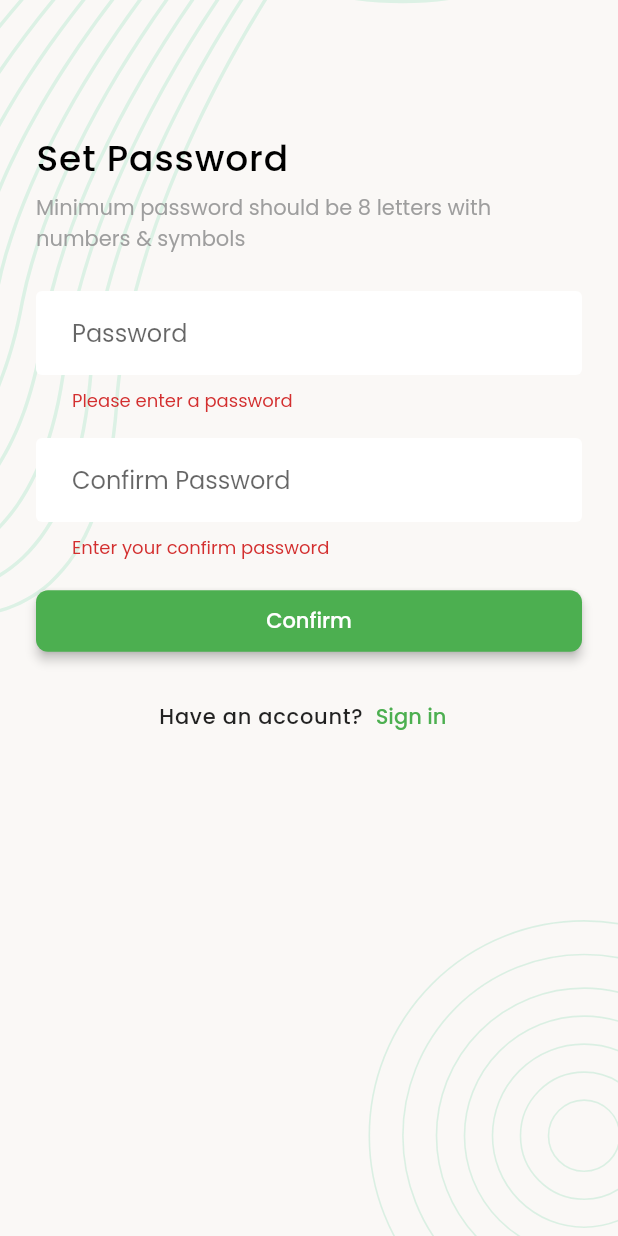
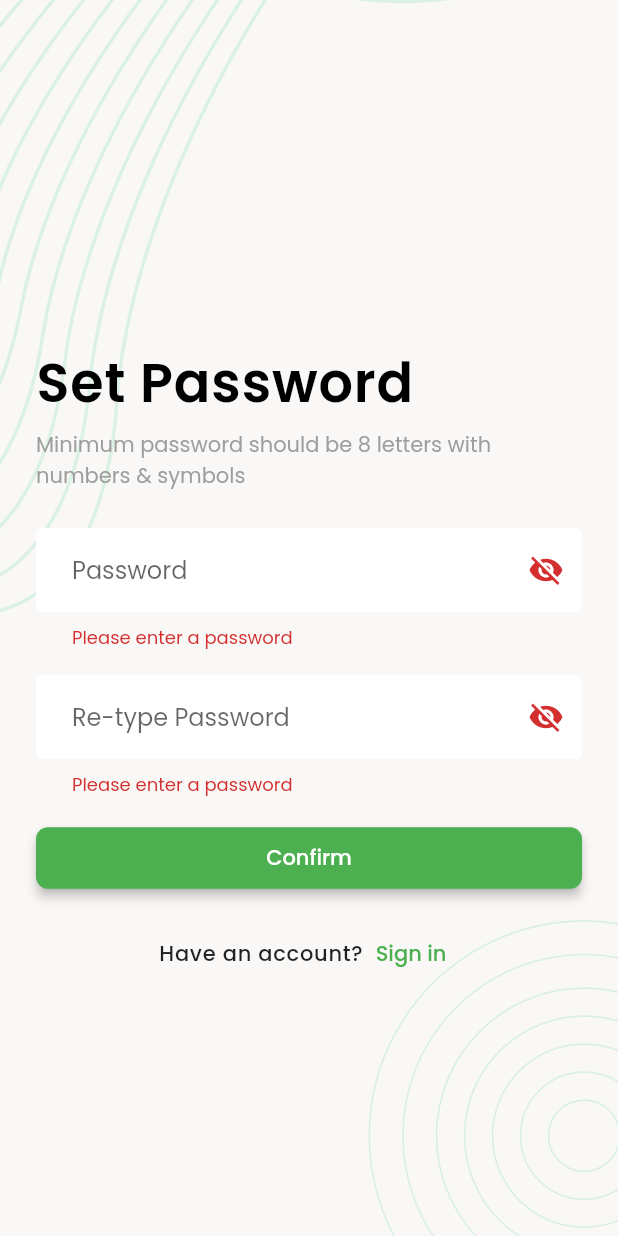
Before and after one commit to musfique113/TaskTracker, a Flutter app: the ResetPasswordScreen screen opened directly with empty values, after a tap on "Confirm", on a phone screen of 412 x 824 dp. Run offline on Flutter 3.47's test engine with Material 2 defaults, Android fonts, the phone set to English and light mode, and no system bars; our stand-ins replace cached_network_image, curved_navigation_bar, flutter_form_builder, flutter_svg, image_picker and 2 more; missing offline and left inert: dart:ffi; accounts and stored records are empty.

Commit message:
updaed the UI

```diff
--- a/lib/ui/presentation/screens/auth/otp_verification_screen.dart
+++ b/lib/ui/presentation/screens/auth/otp_verification_screen.dart
@@ -6,7 +6,7 @@ import 'package:taskmanager_ostad/data/models/network_response.dart';
 import 'package:taskmanager_ostad/data/services/network_caller.dart';
 import 'package:taskmanager_ostad/data/utils/urls.dart';
 import 'package:taskmanager_ostad/ui/presentation/screens/auth/sign_in_screen.dart';
-import 'package:taskmanager_ostad/ui/presentation/screens/auth/rest_password_screen.dart';
+import 'package:taskmanager_ostad/ui/presentation/screens/auth/set_password_screen.dart';
 import 'package:taskmanager_ostad/ui/presentation/widgets/screen_background.dart';
 
 
@@ -105,6 +105,7 @@ class _OtpVerificationScreenState extends State<OtpVerificationScreen> {
   Widget build(BuildContext context) {
     return Scaffold(
       body: ScreenBackground(
+        child: Center(
           child: SingleChildScrollView(
             child: SafeArea(
               child: Padding(
@@ -116,7 +117,7 @@ class _OtpVerificationScreenState extends State<OtpVerificationScreen> {
                       height: 64,
                     ),
                     Text(
-                    'PIN Verification',
+                      'OTP Verification',
                       style: Theme.of(context).textTheme.titleLarge,
                     ),
                     const SizedBox(
@@ -221,6 +222,7 @@ class _OtpVerificationScreenState extends State<OtpVerificationScreen> {
             ),
           ),
         ),
+      ),
     );
   }
 }
--- a/lib/ui/presentation/screens/auth/rest_password_screen.dart
+++ /dev/null
@@ -1,174 +0,0 @@
-import 'package:flutter/material.dart';
-import 'package:taskmanager_ostad/data/models/network_response.dart';
-import 'package:taskmanager_ostad/data/services/network_caller.dart';
-import 'package:taskmanager_ostad/data/utils/urls.dart';
-import 'package:taskmanager_ostad/ui/presentation/screens/auth/otp_verification_screen.dart';
-import 'package:taskmanager_ostad/ui/presentation/screens/auth/sign_in_screen.dart';
-import 'package:taskmanager_ostad/ui/presentation/widgets/screen_background.dart';
-import 'package:taskmanager_ostad/ui/ui_components/form_validator.dart';
-
-
-class ResetPasswordScreen extends StatefulWidget {
-  final String email, otp;
-
-  const ResetPasswordScreen({Key? key, required this.email, required this.otp})
-      : super(key: key);
-
-  @override
-  State<ResetPasswordScreen> createState() => _ResetPasswordScreenState();
-}
-
-class _ResetPasswordScreenState extends State<ResetPasswordScreen> {
-  final TextEditingController _passwordTEController = TextEditingController();
-  final TextEditingController _confirmPasswordTEController =
-  TextEditingController();
-  bool _setPasswordInProgress = false;
-  final GlobalKey<FormState> _formKey = GlobalKey<FormState>();
-
-  Future<void> resetPassword() async {
-    _setPasswordInProgress = true;
-    if (mounted) {
-      setState(() {});
-    }
-
-    final Map<String, dynamic> requestBody = {
-      "email": widget.email,
-      "OTP": widget.otp,
-      "password": _passwordTEController.text
-    };
-
-    final NetworkResponse response =
-    await NetworkCaller().postRequest(Urls.resetPassword, requestBody);
-    _setPasswordInProgress = false;
-    if (mounted) {
-      setState(() {});
-    }
-    if (response.isSuccess) {
-      if (mounted) {
-        ScaffoldMessenger.of(context).showSnackBar(
-            const SnackBar(content: Text('Password reset successful!')));
-        Navigator.pushAndRemoveUntil(
-            context,
-            MaterialPageRoute(builder: (context) => const LoginScreen()),
-                (route) => false);
-      }
-    } else {
-      if (mounted) {
-        ScaffoldMessenger.of(context).showSnackBar(
-            const SnackBar(content: Text('Reset password has been failed!')));
-      }
-    }
-  }
-
-  @override
-  Widget build(BuildContext context) {
-    return Scaffold(
-      body: ScreenBackground(
-        child: SingleChildScrollView(
-          child: SafeArea(
-            child: Padding(
-              padding: const EdgeInsets.all(24.0),
-              child: Form(
-                key: _formKey,
-                child: Column(
-                  crossAxisAlignment: CrossAxisAlignment.start,
-                  children: [
-                    const SizedBox(
-                      height: 64,
-                    ),
-                    Text(
-                      'Set Password',
-                      style: Theme.of(context).textTheme.titleLarge,
-                    ),
-                    const SizedBox(
-                      height: 4,
-                    ),
-                    Text(
-                      'Minimum password should be 8 letters with numbers & symbols',
-                      style: Theme.of(context).textTheme.bodyMedium?.copyWith(
-                        color: Colors.grey,
-                      ),
-                    ),
-                    const SizedBox(
-                      height: 24,
-                    ),
-                    TextFormField(
-                      controller: _passwordTEController,
-                      keyboardType: TextInputType.emailAddress,
-                      decoration: const InputDecoration(
-                        hintText: 'Password',
-                      ),
-                      validator: FormValidator.validPasswordSignUp,
-                    ),
-                    const SizedBox(
-                      height: 16,
-                    ),
-                    TextFormField(
-                      controller: _confirmPasswordTEController,
-                      keyboardType: TextInputType.emailAddress,
-                      decoration: const InputDecoration(
-                        hintText: 'Confirm Password',
-                      ),
-                      validator: (String? value) {
-                        if (value?.isEmpty ?? true) {
-                          return 'Enter your confirm password';
-                        } else if (value! != _passwordTEController.text) {
-                          return 'Confirm password does n\'t match';
-                        }
-                        return null;
-                      },
-                    ),
-                    const SizedBox(
-                      height: 16,
-                    ),
-                    SizedBox(
-                      width: double.infinity,
-                      child: Visibility(
-                        visible: _setPasswordInProgress == false,
-                        replacement: const Center(
-                          child: CircularProgressIndicator(),
-                        ),
-                        child: ElevatedButton(
-                          onPressed: () {
-                            if (!_formKey.currentState!.validate()) {
-                              return;
-                            }
-                            resetPassword();
-                          },
-                          child: const Text('Confirm'),
-                        ),
-                      ),
-                    ),
-                    const SizedBox(
-                      height: 16,
-                    ),
-                    Row(
-                      mainAxisAlignment: MainAxisAlignment.center,
-                      children: [
-                        const Text(
-                          "Have an account?",
-                          style: TextStyle(
-                              fontWeight: FontWeight.w500, letterSpacing: 0.5),
-                        ),
-                        TextButton(
-                            onPressed: () {
-                              Navigator.pushAndRemoveUntil(
-                                  context,
-                                  MaterialPageRoute(
-                                      builder: (context) =>
-                                      const LoginScreen()),
-                                      (route) => false);
-                            },
-                            child: const Text('Sign in')),
-                      ],
-                    )
-                  ],
-                ),
-              ),
-            ),
-          ),
-        ),
-      ),
-    );
-  }
-}
--- /dev/null
+++ b/lib/ui/presentation/screens/auth/set_password_screen.dart
@@ -0,0 +1,191 @@
+import 'package:flutter/material.dart';
+import 'package:taskmanager_ostad/data/models/network_response.dart';
+import 'package:taskmanager_ostad/data/services/network_caller.dart';
+import 'package:taskmanager_ostad/data/utils/urls.dart';
+import 'package:taskmanager_ostad/ui/presentation/screens/auth/otp_verification_screen.dart';
+import 'package:taskmanager_ostad/ui/presentation/screens/auth/sign_in_screen.dart';
+import 'package:taskmanager_ostad/ui/presentation/widgets/screen_background.dart';
+import 'package:taskmanager_ostad/ui/ui_components/form_validator.dart';
+
+
+class ResetPasswordScreen extends StatefulWidget {
+  final String email, otp;
+
+
+  const ResetPasswordScreen({Key? key, required this.email, required this.otp})
+      : super(key: key);
+
+  @override
+  State<ResetPasswordScreen> createState() => _ResetPasswordScreenState();
+}
+
+class _ResetPasswordScreenState extends State<ResetPasswordScreen> {
+  bool _passwordVisible = false;
+  final TextEditingController _passwordTEController = TextEditingController();
+  final TextEditingController _confirmPasswordTEController =
+  TextEditingController();
+  bool _setPasswordInProgress = false;
+  final GlobalKey<FormState> _formKey = GlobalKey<FormState>();
+
+  Future<void> resetPassword() async {
+    _setPasswordInProgress = true;
+    if (mounted) {
+      setState(() {});
+    }
+
+    final Map<String, dynamic> requestBody = {
+      "email": widget.email,
+      "OTP": widget.otp,
+      "password": _passwordTEController.text
+    };
+
+    final NetworkResponse response =
+    await NetworkCaller().postRequest(Urls.resetPassword, requestBody);
+    _setPasswordInProgress = false;
+    if (mounted) {
+      setState(() {});
+    }
+    if (response.isSuccess) {
+      if (mounted) {
+        ScaffoldMessenger.of(context).showSnackBar(
+            const SnackBar(content: Text('Password reset successful!')));
+        Navigator.pushAndRemoveUntil(
+            context,
+            MaterialPageRoute(builder: (context) => const LoginScreen()),
+                (route) => false);
+      }
+    } else {
+      if (mounted) {
+        ScaffoldMessenger.of(context).showSnackBar(
+            const SnackBar(content: Text('Reset password has been failed!')));
+      }
+    }
+  }
+
+  @override
+  Widget build(BuildContext context) {
+    return Scaffold(
+      body: ScreenBackground(
+        child: Center(
+          child: SingleChildScrollView(
+            child: SafeArea(
+              child: Padding(
+                padding: const EdgeInsets.all(24.0),
+                child: Form(
+                  key: _formKey,
+                  child: Column(
+                    crossAxisAlignment: CrossAxisAlignment.start,
+                    children: [
+                      const SizedBox(
+                        height: 64,
+                      ),
+                      Text(
+                        'Set Password',
+                        style: Theme.of(context).textTheme.titleLarge,
+                      ),
+                      const SizedBox(
+                        height: 4,
+                      ),
+                      Text(
+                        'Minimum password should be 8 letters with numbers & symbols',
+                        style: Theme.of(context).textTheme.bodyMedium?.copyWith(
+                          color: Colors.grey,
+                        ),
+                      ),
+                      const SizedBox(
+                        height: 24,
+                      ),
+                      TextFormField(
+                          controller: _passwordTEController,
+                          keyboardType: TextInputType.visiblePassword,
+                          obscureText: !_passwordVisible,
+                          decoration: InputDecoration(
+                            hintText: "Password",
+                            suffixIcon: IconButton(
+                              icon: _passwordVisible
+                                  ? Icon(Icons.visibility)
+                                  : Icon(Icons.visibility_off),
+                              onPressed: () {
+                                setState(() {
+                                  _passwordVisible = !_passwordVisible;
+                                });
+                              },
+                            ),
+                          ),
+                          validator: FormValidator.validPasswordSignUp),
+                      const SizedBox(
+                        height: 16,
+                      ),
+                      TextFormField(
+                        controller: _confirmPasswordTEController,
+                        keyboardType: TextInputType.emailAddress,
+                          decoration: InputDecoration(
+                            hintText: "Re-type Password",
+                            suffixIcon: IconButton(
+                              icon: _passwordVisible
+                                  ? Icon(Icons.visibility)
+                                  : Icon(Icons.visibility_off),
+                              onPressed: () {
+                                setState(() {
+                                  _passwordVisible = !_passwordVisible;
+                                });
+                              },
+                            ),
+                          ),
+                        validator: FormValidator.validPasswordSignUp
+                      ),
+                      const SizedBox(
+                        height: 16,
+                      ),
+                      SizedBox(
+                        width: double.infinity,
+                        child: Visibility(
+                          visible: _setPasswordInProgress == false,
+                          replacement: const Center(
+                            child: CircularProgressIndicator(),
+                          ),
+                          child: ElevatedButton(
+                            onPressed: () {
+                              if (!_formKey.currentState!.validate()) {
+                                return;
+                              }
+                              resetPassword();
+                            },
+                            child: const Text('Confirm'),
+                          ),
+                        ),
+                      ),
+                      const SizedBox(
+                        height: 16,
+                      ),
+                      Row(
+                        mainAxisAlignment: MainAxisAlignment.center,
+                        children: [
+                          const Text(
+                            "Have an account?",
+                            style: TextStyle(
+                                fontWeight: FontWeight.w500, letterSpacing: 0.5),
+                          ),
+                          TextButton(
+                              onPressed: () {
+                                Navigator.pushAndRemoveUntil(
+                                    context,
+                                    MaterialPageRoute(
+                                        builder: (context) =>
+                                        const LoginScreen()),
+                                        (route) => false);
+                              },
+                              child: const Text('Sign in')),
+                        ],
+                      )
+                    ],
+                  ),
+                ),
+              ),
+            ),
+          ),
+        ),
+      ),
+    );
+  }
+}
--- a/lib/ui/presentation/screens/auth/sign_in_screen.dart
+++ b/lib/ui/presentation/screens/auth/sign_in_screen.dart
@@ -82,12 +82,12 @@ class _LoginScreenState extends State<LoginScreen> {
                     "Get Started with",
                     style: TextStyle(
                         fontWeight: FontWeight.w500,
-                        color: Colors.black,
+                        color: Colors.black87,
                         fontSize: 36,
                         letterSpacing: 0.6),
                   ),
                   const SizedBox(
-                    height: 30,
+                    height: 20,
                   ),
                   TextFormField(
                       controller: _emailTEController,
--- a/lib/ui/presentation/screens/auth/sign_up_screen.dart
+++ b/lib/ui/presentation/screens/auth/sign_up_screen.dart
@@ -78,6 +78,7 @@ class _SignUpScreenState extends State<SignUpScreen> {
   Widget build(BuildContext context) {
     return Scaffold(
       body: ScreenBackground(
+        child: Center(
           child: SingleChildScrollView(
             //padding: EdgeInsets.symmetric(vertical: MediaQuery.of(context).viewInsets.bottom),
             child: SafeArea(
@@ -92,7 +93,7 @@ class _SignUpScreenState extends State<SignUpScreen> {
                       const Text(
                         "Join With Us",
                         style: TextStyle(
-                          fontWeight: FontWeight.w500,
+                            fontWeight: FontWeight.w600,
                             color: Colors.black,
                             fontSize: 36,
                             letterSpacing: 0.6),
@@ -210,6 +211,7 @@ class _SignUpScreenState extends State<SignUpScreen> {
             ),
           ),
         ),
+      ),
     );
   }
 
--- a/lib/ui/theme_data/light_theme.dart
+++ b/lib/ui/theme_data/light_theme.dart
@@ -12,14 +12,19 @@ class AppLightTheme {
       border: OutlineInputBorder(borderSide: BorderSide.none),
     ),
     textTheme: const TextTheme(
-      titleLarge: TextStyle(
+        titleSmall: TextStyle(
           fontSize: 24,
           fontFamily: 'Poppins',
           color: Colors.black,
           fontWeight: FontWeight.w500,
           letterSpacing: 0.6,
         ),
-    ),
+        titleLarge: (TextStyle(
+            fontWeight: FontWeight.w600,
+            color: Colors.black,
+            fontSize: 36,
+            fontFamily: 'Poppins',
+            letterSpacing: 0.6))),
     elevatedButtonTheme: ElevatedButtonThemeData(
       style: ElevatedButton.styleFrom(
         padding: const EdgeInsets.symmetric(vertical: 10),
```
Also changed, not shown: lib/ui/presentation/screens/auth/email_verification_screen.dart (+4 -4 lines). Lines whose indentation alone changed are shown as unchanged.
